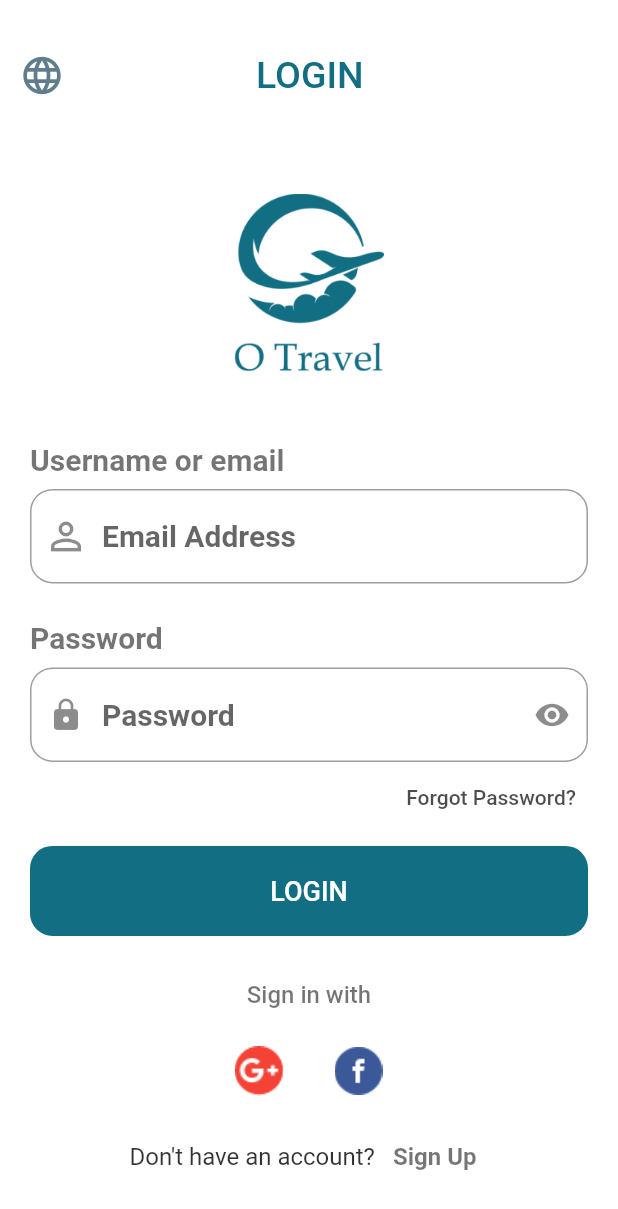
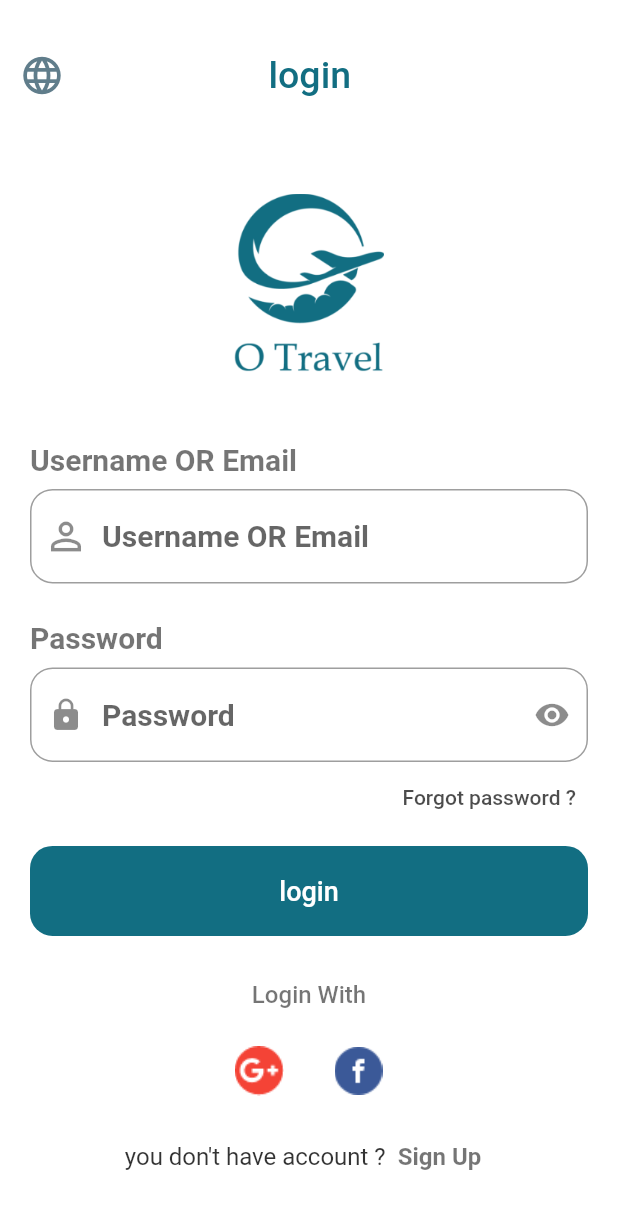
Before and after one commit to KBZouhir/o_travel, a Flutter app: the LoginScreen screen opened directly, on a phone screen of 412 x 824 dp. Shown: the top 1209 px of the screen. Run offline on Flutter 3.47's test engine with Material 2 defaults, Android fonts, the phone set to English and light mode, and no system bars; our stand-ins replace cached_network_image, carousel_slider, getwidget, image_picker, introduction_screen and 1 more; missing offline and left inert: dart:ffi; accounts and stored records are empty; network calls fail; statements that could not run were skipped.

```diff
--- a/lib/main.dart
+++ b/lib/main.dart
@@ -3,7 +3,9 @@ import 'package:flutter/services.dart';
 import 'package:flutter_localizations/flutter_localizations.dart';
 import 'package:o_travel/constants.dart';
 import 'package:o_travel/screens/ads/show.dart';
+import 'package:o_travel/screens/auth/login_screen.dart';
 import 'package:o_travel/screens/auth/reset/email.dart';
+import 'package:o_travel/screens/auth/sign_up_page.dart';
 import 'package:o_travel/screens/chat/chat_page.dart';
 import 'package:o_travel/screens/favories/favories.dart';
 import 'package:o_travel/screens/home/home.dart';
@@ -107,7 +109,7 @@ class _MyAppState extends State<MyApp> {
                         }
                         return supportedLocales.first;
                       },
-                      home: OnBoardingPage());
+                      home: EmailPage());
                 });
           }
         });
--- a/lib/screens/auth/login_screen.dart
+++ b/lib/screens/auth/login_screen.dart
@@ -1,8 +1,10 @@
 import 'package:flutter/material.dart';
 import 'package:o_travel/constants.dart';
+import 'package:o_travel/main.dart';
 import 'package:o_travel/screens/auth/reset/email.dart';
 import 'package:o_travel/screens/auth/sign_up_page.dart';
 import 'package:o_travel/screens/home/home.dart';
+import 'package:o_travel/screens/localization/const.dart';
 
 class LoginScreen extends StatefulWidget {
   final bool company;
@@ -14,7 +16,20 @@ class LoginScreen extends StatefulWidget {
 
 class _LoginScreenState extends State<LoginScreen> {
   bool showPassword = true;
-
+  String _lang = 'en';
+  @override
+  void initState() {
+    getLocale().then((locale) {
+      setState(() {
+        if(locale.languageCode=='en')this._lang='ar';
+        else this._lang='en';
+      });
+    });
+  }
+  void _changeLanguage() async {
+    Locale _locale = await setLocale(_lang);
+    MyApp.setLocale(context, _locale);
+  }
   @override
   Widget build(BuildContext context) {
     return Scaffold(
@@ -24,7 +39,7 @@ class _LoginScreenState extends State<LoginScreen> {
         elevation: 0,
         title: Center(
             child: Text(
-          'LOGIN',
+              getTranslated(context, 'login'),
           style: TextStyle(fontSize: 25, color: Theme.of(context).primaryColor),
         )),
         leading: IconButton(
@@ -33,7 +48,7 @@ class _LoginScreenState extends State<LoginScreen> {
             color: Colors.blueGrey,
             size: 30,
           ),
-          onPressed: () => setState(() => showPassword = !showPassword),
+          onPressed: () => _changeLanguage(),
         ),
         actions: [
           SizedBox(
@@ -56,7 +71,7 @@ class _LoginScreenState extends State<LoginScreen> {
                   height: 40,
                 ),
                 Text(
-                  'Username or email',
+                  getTranslated(context, 'username')+' '+getTranslated(context, 'or')+' '+getTranslated(context, 'email'),
                   style: TextStyle(
                       fontWeight: FontWeight.w700,
                       fontSize: 20.0,
@@ -72,7 +87,7 @@ class _LoginScreenState extends State<LoginScreen> {
                       color: Theme.of(context).accentColor),
                   keyboardType: TextInputType.emailAddress,
                   decoration: InputDecoration(
-                    hintText: 'Email Address',
+                    hintText: getTranslated(context, 'username')+' '+getTranslated(context, 'or')+' '+getTranslated(context, 'email'),
                     border: OutlineInputBorder(
                         borderRadius: BorderRadius.all(Radius.circular(raduice))),
                     prefixIcon: Icon(
@@ -85,7 +100,7 @@ class _LoginScreenState extends State<LoginScreen> {
                   height: 25,
                 ),
                 Text(
-                  'Password',
+                  getTranslated(context, 'password'),
                   style: TextStyle(
                       fontWeight: FontWeight.w700,
                       fontSize: 20.0,
@@ -101,7 +116,7 @@ class _LoginScreenState extends State<LoginScreen> {
                       color: Theme.of(context).accentColor),
                   obscureText: showPassword,
                   decoration: InputDecoration(
-                    hintText: 'Password',
+                    hintText: getTranslated(context, 'password'),
                     border: OutlineInputBorder(
                         borderRadius: BorderRadius.all(Radius.circular(raduice))),
                     prefixIcon: Icon(Icons.lock),
@@ -125,7 +140,7 @@ class _LoginScreenState extends State<LoginScreen> {
                                 builder: (context) => EmailPage()));
                       },
                       child: Text(
-                        'Forgot Password?',
+                        getTranslated(context, 'forgot_password'),
                         style: TextStyle(
                           color: Theme.of(context).accentColor.withOpacity(0.7),
                           fontSize: 14.0,
@@ -149,7 +164,7 @@ class _LoginScreenState extends State<LoginScreen> {
                         MaterialPageRoute(builder: (context) => HomeScreen())),
                     color: Theme.of(context).primaryColor,
                     child: Text(
-                      'LOGIN',
+                      getTranslated(context, 'login'),
                       style: TextStyle(
                         fontSize: 18,
                         color: Colors.white,
@@ -166,7 +181,7 @@ class _LoginScreenState extends State<LoginScreen> {
                         children: [
                           Center(
                             child: Text(
-                              'Sign in with',
+                              getTranslated(context, 'connect_with'),
                               style: TextStyle(
                                 fontWeight: FontWeight.w500,
                                 color: Theme.of(context).accentColor,
@@ -199,7 +214,7 @@ class _LoginScreenState extends State<LoginScreen> {
                   mainAxisAlignment: MainAxisAlignment.center,
                   children: [
                     Text(
-                      '''Don't have an account? ''',
+                      getTranslated(context, 'you_do_not_have_account'),
                       style: TextStyle(
                         color: Theme.of(context).accentColor.withOpacity(0.8),
                         fontSize: 16.0,
@@ -212,7 +227,7 @@ class _LoginScreenState extends State<LoginScreen> {
                             MaterialPageRoute(
                                 builder: (context) => SignUpPage()));
                       },
-                      child: Text('Sign Up',
+                      child: Text(getTranslated(context, 'sign_up'),
                           style: TextStyle(
                             color: Theme.of(context).accentColor,
                             fontWeight: FontWeight.w700,
```
Also changed, not shown: lang/ar.json (+15 -36 lines), lang/en.json (+9 -4 lines), lib/screens/auth/choose_page.dart (+6 -8 lines), lib/screens/auth/sign_up_page.dart (+63 -37 lines).
